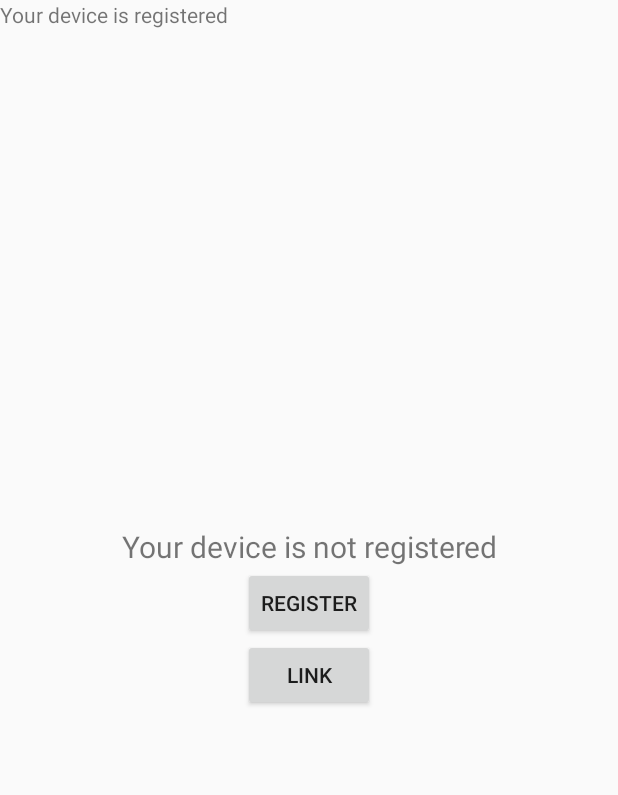
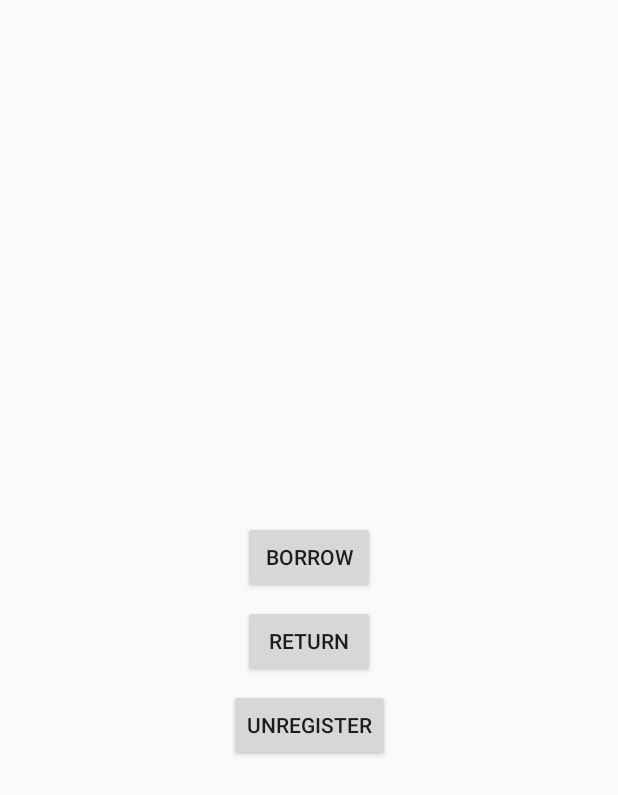
Before and after one commit to KamikazeZirou/shared-device-manager-android, an Android app: the layout fragment_my_device.xml on its own in the app's theme, with its tools: preview values and no code run, on a phone screen of 412 x 824 dp. Shown: the top 795 px of the screen. Run offline under Robolectric (Android 15) with nearby library versions, the phone set to English and light mode, and no system bars.

Commit message:
feat: borrow device

```diff
--- a/app/src/main/AndroidManifest.xml
+++ b/app/src/main/AndroidManifest.xml
@@ -12,7 +12,8 @@
         android:roundIcon="@mipmap/ic_launcher_round"
         android:supportsRtl="true"
         android:theme="@style/AppTheme">
-        <activity android:name=".ui.register.RegisterDeviceActivity"></activity>
+        <activity android:name=".ui.main.mydevice.BorrowDeviceActivity"></activity>
+        <activity android:name=".ui.register.RegisterDeviceActivity" />
         <activity
             android:name=".ui.main.MainActivity"
             android:label="@string/title_activity_main">
--- a/app/src/main/java/com/kamikaze/shareddevicemanager/model/data/IMyDeviceBuilder.kt
+++ b/app/src/main/java/com/kamikaze/shareddevicemanager/model/data/IMyDeviceBuilder.kt
@@ -1,5 +1,5 @@
 package com.kamikaze.shareddevicemanager.model.data
 
 interface IMyDeviceBuilder {
-    fun build(name: String): Device
+    fun build(name: String = ""): Device
 }
--- a/app/src/main/java/com/kamikaze/shareddevicemanager/model/repository/IDeviceRepository.kt
+++ b/app/src/main/java/com/kamikaze/shareddevicemanager/model/repository/IDeviceRepository.kt
@@ -5,6 +5,9 @@ import kotlinx.coroutines.flow.Flow
 
 interface IDeviceRepository {
     fun register(device: Device)
+    fun borrow(device: Device)
+
+    val myDeviceFlow: Flow<Device>
     val devicesFlow: Flow<List<Device>>
     val deviceRegisteredFlow: Flow<Boolean>
 }
--- a/app/src/main/java/com/kamikaze/shareddevicemanager/ui/register/RegisterDeviceFragment.kt
+++ b/app/src/main/java/com/kamikaze/shareddevicemanager/ui/register/RegisterDeviceFragment.kt
@@ -5,6 +5,7 @@ import android.view.*
 import androidx.appcompat.app.AppCompatActivity
 import androidx.databinding.DataBindingUtil
 import androidx.fragment.app.Fragment
+import androidx.lifecycle.Observer
 import androidx.lifecycle.ViewModelProvider
 import com.kamikaze.shareddevicemanager.R
 import com.kamikaze.shareddevicemanager.databinding.FragmentRegisterDeviceBinding
@@ -28,6 +29,9 @@ class RegisterDeviceFragment : Fragment() {
             DataBindingUtil.inflate(layoutInflater, R.layout.fragment_register_device, container, false)
         binding.lifecycleOwner = viewLifecycleOwner
         binding.viewModel = viewModel
+        viewModel.deviceName.observe(viewLifecycleOwner, Observer {
+            val hoge = it
+        })
 
         return binding.root
     }
--- a/app/src/main/java/com/kamikaze/shareddevicemanager/ui/register/RegisterDeviceViewModel.kt
+++ b/app/src/main/java/com/kamikaze/shareddevicemanager/ui/register/RegisterDeviceViewModel.kt
@@ -1,6 +1,5 @@
 package com.kamikaze.shareddevicemanager.ui.register
 
-import android.os.Build
 import androidx.lifecycle.MutableLiveData
 import androidx.lifecycle.ViewModel
 import com.kamikaze.shareddevicemanager.model.data.IMyDeviceBuilder
@@ -13,12 +12,13 @@ class RegisterDeviceViewModel : ViewModel() {
     private val deviceRepository: IDeviceRepository = FakeDeviceRepository.instance
     private val deviceBuilder: IMyDeviceBuilder = MyDeviceBuilder()
 
+    private val device = deviceBuilder.build()
     val deviceName = MutableLiveData<String>().apply {
-        value = Build.MODEL
+        value = device.model
     }
 
     fun registerDevice() {
-        val device = deviceBuilder.build(deviceName.value!!)
+        val device = device.copy(name = deviceName.value!!)
         deviceRepository.register(device)
     }
 }
--- a/app/src/main/res/layout/fragment_my_device.xml
+++ b/app/src/main/res/layout/fragment_my_device.xml
@@ -1,9 +1,13 @@
 <?xml version="1.0" encoding="utf-8"?>
 <layout xmlns:android="http://schemas.android.com/apk/res/android"
-    xmlns:app="http://schemas.android.com/apk/res-auto">
+    xmlns:app="http://schemas.android.com/apk/res-auto"
+    xmlns:tools="http://schemas.android.com/tools">
 
     <data>
-        <import type="android.view.View"/>
+
+        <import type="android.view.View" />
+        <import type="com.kamikaze.shareddevicemanager.model.data.Device.Status" />
+
         <variable
             name="viewModel"
             type="com.kamikaze.shareddevicemanager.ui.main.mydevice.MyDeviceViewModel" />
@@ -15,9 +19,10 @@
 
         <androidx.constraintlayout.widget.ConstraintLayout
             android:id="@+id/not_registered_device_view"
+            android:layout_width="match_parent"
+            android:layout_height="match_parent"
             android:visibility="@{viewModel.deviceRegistered ? View.GONE : View.VISIBLE}"
-            android:layout_width="match_parent"
-            android:layout_height="match_parent">
+            tools:visibility="gone">
 
             <TextView
                 android:id="@+id/text_my_device"
@@ -25,8 +30,8 @@
                 android:layout_height="wrap_content"
                 android:layout_marginStart="8dp"
                 android:layout_marginEnd="8dp"
+                android:text="@string/not_registered_device_text"
                 android:textAlignment="center"
-                android:text="@string/not_registered_device_text"
                 android:textSize="20sp"
                 app:layout_constraintBottom_toTopOf="@+id/button_register_device"
                 app:layout_constraintEnd_toEndOf="parent"
@@ -61,11 +66,69 @@
 
         </androidx.constraintlayout.widget.ConstraintLayout>
 
-        <TextView
+        <androidx.constraintlayout.widget.ConstraintLayout
             android:id="@+id/registered_device_view"
-            android:visibility="@{viewModel.deviceRegistered ? View.VISIBLE : View.GONE}"
             android:layout_width="match_parent"
             android:layout_height="match_parent"
-            android:text="Your device is registered" />
+            android:visibility="@{viewModel.deviceRegistered ? View.VISIBLE : View.GONE}"
+            tools:visibility="visible">
+
+            <TextView
+                android:id="@+id/textView"
+                android:layout_width="match_parent"
+                android:layout_height="wrap_content"
+                android:layout_marginStart="16dp"
+                android:layout_marginEnd="16dp"
+                android:layout_marginBottom="8dp"
+                android:text="@{ viewModel.deviceName }"
+                android:textAlignment="center"
+                android:textAppearance="@style/TextAppearance.MaterialComponents.Subtitle1"
+                app:layout_constraintBottom_toTopOf="@+id/borrow_button"
+                app:layout_constraintEnd_toEndOf="parent"
+                app:layout_constraintStart_toStartOf="parent"
+                app:layout_constraintTop_toTopOf="parent"
+                app:layout_constraintVertical_chainStyle="packed" />
+
+            <Button
+                android:id="@+id/borrow_button"
+                android:layout_width="wrap_content"
+                android:layout_height="wrap_content"
+                android:layout_marginStart="16dp"
+                android:layout_marginEnd="16dp"
+                android:layout_marginBottom="8dp"
+                android:text="Borrow"
+                android:visibility="@{viewModel.isDeviceFree ? View.VISIBLE : View.GONE}"
+                app:layout_constraintBottom_toTopOf="@+id/button"
+                app:layout_constraintEnd_toEndOf="parent"
+                app:layout_constraintStart_toStartOf="parent"
+                app:layout_constraintTop_toBottomOf="@+id/textView" />
+
+            <Button
+                android:id="@+id/unregister_button"
+                android:layout_width="wrap_content"
+                android:layout_height="wrap_content"
+                android:layout_marginStart="16dp"
+                android:layout_marginEnd="16dp"
+                android:text="Unregister"
+                app:layout_constraintBottom_toBottomOf="parent"
+                app:layout_constraintEnd_toEndOf="parent"
+                app:layout_constraintStart_toStartOf="parent"
+                app:layout_constraintTop_toBottomOf="@+id/button" />
+
+            <Button
+                android:id="@+id/button"
+                android:layout_width="wrap_content"
+                android:layout_height="wrap_content"
+                android:layout_marginStart="8dp"
+                android:layout_marginEnd="8dp"
+                android:layout_marginBottom="8dp"
+                android:text="Return"
+                android:visibility="@{viewModel.isDeviceFree ? View.GONE : View.VISIBLE}"
+                app:layout_constraintBottom_toTopOf="@+id/unregister_button"
+                app:layout_constraintEnd_toEndOf="parent"
+                app:layout_constraintStart_toStartOf="parent"
+                app:layout_constraintTop_toBottomOf="@+id/borrow_button"
+                app:layout_goneMarginBottom="0dp" />
+        </androidx.constraintlayout.widget.ConstraintLayout>
     </FrameLayout>
 </layout>
--- a/app/src/main/res/values/strings.xml
+++ b/app/src/main/res/values/strings.xml
@@ -9,4 +9,10 @@
     <string name="link">Link</string>
     <string name="device_name_label">Name</string>
     <string name="not_registered_device_text">Your device is not registered</string>
+    <string name="user_name_label">利用者名</string>
+    <string name="estimated_return_date_label">返却予定日</string>
+
+    <!-- TODO: Remove or change this placeholder text -->
+    <string name="hello_blank_fragment">Hello blank fragment</string>
+    <string name="borrow_device_dialog_title">Borrow Device</string>
 </resources>
```
Also changed, not shown: app/src/main/java/com/kamikaze/shareddevicemanager/model/data/Device.kt (+9 -3 lines), app/src/main/java/com/kamikaze/shareddevicemanager/model/repository/FakeDeviceRepository.kt (+24 -4 lines), app/src/main/java/com/kamikaze/shareddevicemanager/ui/main/mydevice/BorrowDeviceActivity.kt (added, +38 -0 lines), app/src/main/java/com/kamikaze/shareddevicemanager/ui/main/mydevice/BorrowDeviceViewModel.kt (added, +30 -0 lines), app/src/main/java/com/kamikaze/shareddevicemanager/ui/main/mydevice/MyDeviceFragment.kt (+17 -0 lines), app/src/main/java/com/kamikaze/shareddevicemanager/ui/main/mydevice/MyDeviceViewModel.kt (+17 -0 lines), app/src/main/res/layout/activity_borrow_device.xml (added, +83 -0 lines).
